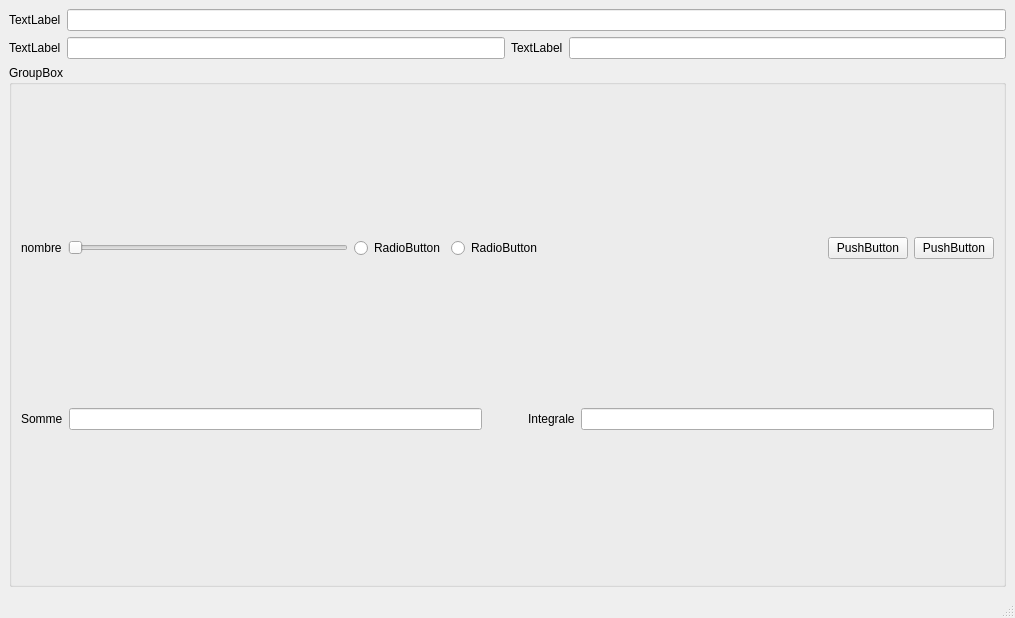
Qt form ui/function_view.ui (loic-fischlin/TP2_sam_loic) before a commit.
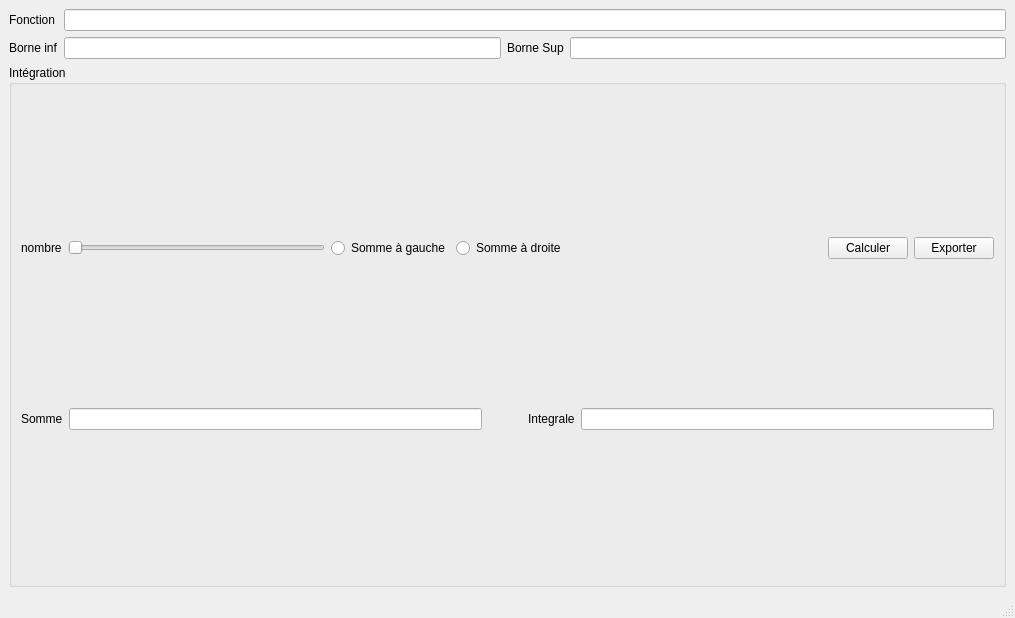
The same form after that commit.

Commit message: changement des noms des objets du ui

The edit to the form file:
```diff
--- a/ui/function_view.ui
+++ b/ui/function_view.ui
@@ -20,14 +20,14 @@
       <item row="1" column="2">
        <widget class="QLabel" name="label_3">
         <property name="text">
-         <string>TextLabel</string>
+         <string>Borne Sup</string>
         </property>
        </widget>
       </item>
       <item row="0" column="0">
        <widget class="QLabel" name="label">
         <property name="text">
-         <string>TextLabel</string>
+         <string>Fonction</string>
         </property>
        </widget>
       </item>
@@ -37,7 +37,7 @@
       <item row="1" column="0">
        <widget class="QLabel" name="label_2">
         <property name="text">
-         <string>TextLabel</string>
+         <string>Borne inf</string>
         </property>
        </widget>
       </item>
@@ -55,7 +55,7 @@
     <item>
      <widget class="QGroupBox" name="groupBox">
       <property name="title">
-       <string>GroupBox</string>
+       <string>Intégration</string>
       </property>
       <layout class="QVBoxLayout" name="verticalLayout_3">
        <item>
@@ -77,14 +77,14 @@
          <item>
           <widget class="QRadioButton" name="radioButton_2">
            <property name="text">
-            <string>RadioButton</string>
+            <string>Somme à gauche</string>
            </property>
           </widget>
          </item>
          <item>
           <widget class="QRadioButton" name="radioButton">
            <property name="text">
-            <string>RadioButton</string>
+            <string>Somme à droite</string>
            </property>
           </widget>
          </item>
@@ -104,14 +104,14 @@
          <item>
           <widget class="QPushButton" name="pushButton">
            <property name="text">
-            <string>PushButton</string>
+            <string>Calculer</string>
            </property>
           </widget>
          </item>
          <item>
           <widget class="QPushButton" name="pushButton_2">
            <property name="text">
-            <string>PushButton</string>
+            <string>Exporter</string>
            </property>
           </widget>
          </item>
```
Left out of the diff: 22 changed lines with no effect on the pictures.
